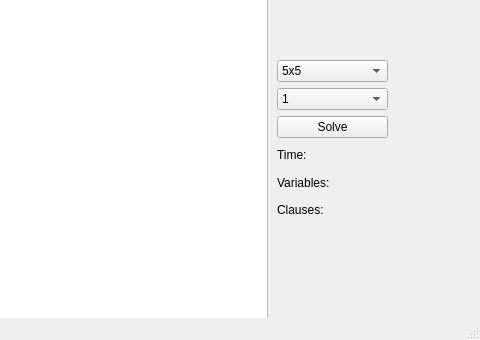
First picture: the form in map/ui.ui, repository cuong117/slitherlink, before the edit; both pictures show x 403 to 883 and y 260 to 600 of the 883 by 600 pixel window.
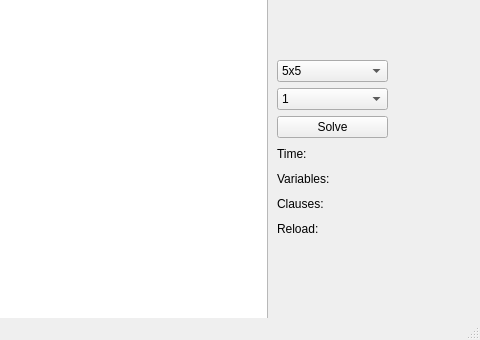
Second picture: the form after the edit.

The edit to the form file:
```diff
--- a/map/ui.ui
+++ b/map/ui.ui
@@ -78,7 +78,7 @@
       <x>680</x>
       <y>320</y>
       <width>111</width>
-      <height>161</height>
+      <height>203</height>
      </rect>
     </property>
     <layout class="QVBoxLayout" name="verticalLayout">
@@ -168,6 +168,20 @@
        </property>
       </widget>
      </item>
+     <item>
+      <widget class="QLabel" name="reload">
+       <property name="text">
+        <string>Reload:</string>
+       </property>
+      </widget>
+     </item>
+     <item>
+      <widget class="QLabel" name="result">
+       <property name="text">
+        <string/>
+       </property>
+      </widget>
+     </item>
     </layout>
    </widget>
   </widget>
```
